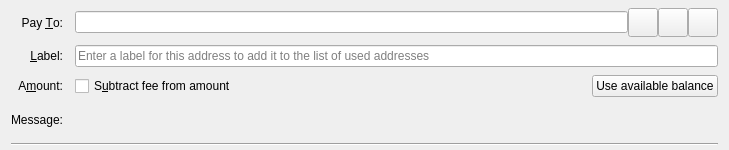
This is ghost-core/src/qt/forms/sendcoinsentry.ui in Wild-Horse-Pass/ghost as Qt 5 draws it before an edit. The edited form follows.
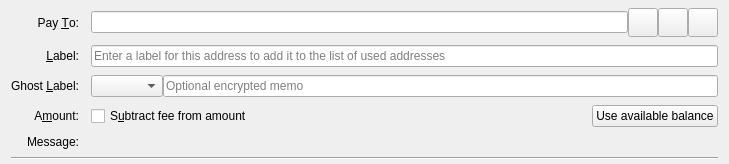
This is the edited form. Icons and pictures are not drawn. Custom widgets are drawn as their Qt base class.

Commit message: feat: Implement Ghost Labels for payment categorization

```diff
--- a/ghost-core/src/qt/forms/sendcoinsentry.ui
+++ b/ghost-core/src/qt/forms/sendcoinsentry.ui
@@ -146,6 +146,46 @@
     </widget>
    </item>
    <item row="2" column="0">
+    <widget class="QLabel" name="ghostLabelLabel">
+     <property name="text">
+      <string>Ghost &amp;Label:</string>
+     </property>
+     <property name="alignment">
+      <set>Qt::AlignRight|Qt::AlignTrailing|Qt::AlignVCenter</set>
+     </property>
+     <property name="buddy">
+      <cstring>ghostLabelCombo</cstring>
+     </property>
+    </widget>
+   </item>
+   <item row="2" column="1">
+    <layout class="QHBoxLayout" name="ghostLabelLayout">
+     <item>
+      <widget class="QComboBox" name="ghostLabelCombo">
+       <property name="toolTip">
+        <string>Select a label to categorize this payment (encrypted, private)</string>
+       </property>
+       <property name="minimumWidth">
+        <number>150</number>
+       </property>
+      </widget>
+     </item>
+     <item>
+      <widget class="QLineEdit" name="ghostMemoEdit">
+       <property name="toolTip">
+        <string>Optional memo (encrypted, max 59 chars)</string>
+       </property>
+       <property name="maxLength">
+        <number>59</number>
+       </property>
+       <property name="placeholderText">
+        <string>Optional encrypted memo</string>
+       </property>
+      </widget>
+     </item>
+    </layout>
+   </item>
+   <item row="3" column="0">
     <widget class="QLabel" name="amountLabel">
      <property name="text">
       <string>A&amp;mount:</string>
@@ -158,7 +198,7 @@
      </property>
     </widget>
    </item>
-   <item row="2" column="1">
+   <item row="3" column="1">
     <layout class="QHBoxLayout" name="horizontalLayoutAmount" stretch="0,1,0">
      <item>
       <widget class="GhostAmountField" name="payAmount" native="true">
@@ -186,7 +226,7 @@
      </item>
     </layout>
    </item>
-   <item row="3" column="0">
+   <item row="4" column="0">
     <widget class="QLabel" name="messageLabel">
      <property name="text">
       <string>Message:</string>
@@ -196,7 +236,7 @@
      </property>
     </widget>
    </item>
-   <item row="3" column="1">
+   <item row="4" column="1">
     <widget class="QLabel" name="messageTextLabel">
      <property name="toolTip">
       <string>A message that was attached to the ghost: URI which will be stored with the transaction for your reference. Note: This message will not be sent over the Ghost network.</string>
@@ -206,7 +246,7 @@
      </property>
     </widget>
    </item>
-   <item row="4" column="0" colspan="2">
+   <item row="5" column="0" colspan="2">
     <widget class="Line" name="line">
      <property name="orientation">
       <enum>Qt::Horizontal</enum>
```
Left out of the diff: 2 changed lines with no effect on the pictures. The commit also changes 17 other files.
